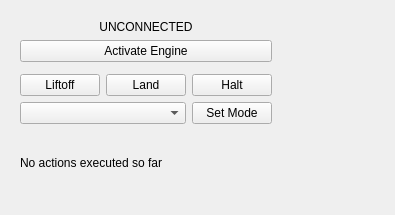
Qt form src/ui/UASControl.ui (mavlink/qgroundcontrol) before a commit.
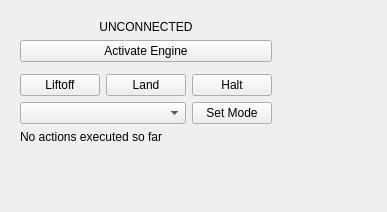
The same form after that commit. Icons and pictures are not drawn.

Commit message: Minor UI improvements, pushed implementation of some UI elements

What changed in the file:
```diff
--- a/src/ui/UASControl.ui
+++ b/src/ui/UASControl.ui
@@ -6,8 +6,8 @@
    <rect>
     <x>0</x>
     <y>0</y>
-    <width>395</width>
-    <height>215</height>
+    <width>387</width>
+    <height>212</height>
    </rect>
   </property>
   <property name="windowTitle">
@@ -17,6 +17,9 @@
    <property name="margin">
     <number>20</number>
    </property>
+   <property name="spacing">
+    <number>6</number>
+   </property>
    <item row="0" column="0" colspan="4">
     <widget class="QLabel" name="controlStatusLabel">
      <property name="text">
@@ -128,6 +131,9 @@
      <property name="text">
       <string>No actions executed so far</string>
      </property>
+     <property name="alignment">
+      <set>Qt::AlignLeading|Qt::AlignLeft|Qt::AlignTop</set>
+     </property>
     </widget>
    </item>
   </layout>
```
The commit also changes 6 other files.
